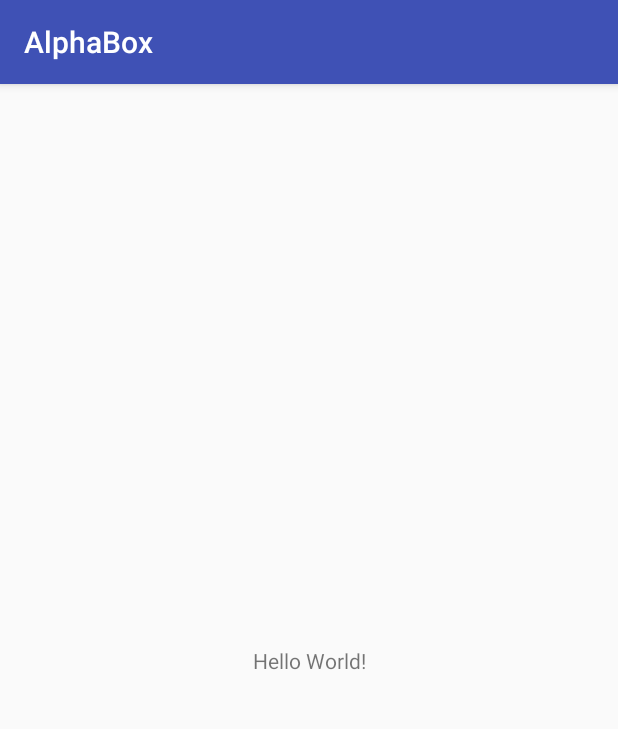
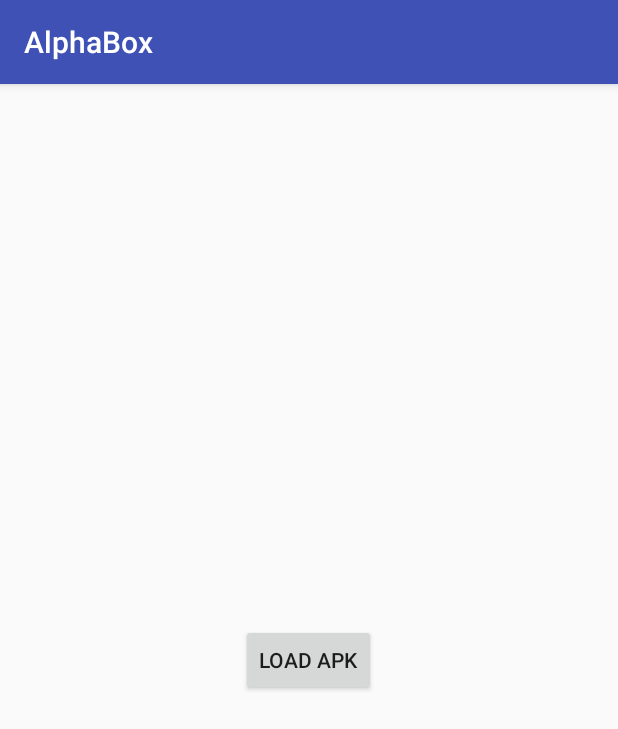
Before and after one commit to ogiba/AlphaBox, an Android app: the screen it shows after launch (MainActivity), on a phone screen of 412 x 824 dp. Shown: the top 729 px of the screen. Run offline under Robolectric (Android 15) with nearby library versions, the phone set to English and light mode, and no system bars.

Commit message:
Created presenter and interfaces for MainActivity

```diff
--- /dev/null
+++ b/app/src/main/java/pl/alphabox/IMainPresenter.java
@@ -0,0 +1,8 @@
+package pl.alphabox;
+
+/**
+ * Created by ogiba on 29.06.2017.
+ */
+
+public interface IMainPresenter {
+}
--- /dev/null
+++ b/app/src/main/java/pl/alphabox/IMainView.java
@@ -0,0 +1,8 @@
+package pl.alphabox;
+
+/**
+ * Created by ogiba on 29.06.2017.
+ */
+
+public interface IMainView {
+}
--- a/app/src/main/java/pl/alphabox/MainActivity.java
+++ b/app/src/main/java/pl/alphabox/MainActivity.java
@@ -1,13 +1,19 @@
 package pl.alphabox;
 
-import android.support.v7.app.AppCompatActivity;
-import android.os.Bundle;
+        import android.support.v7.app.AppCompatActivity;
+        import android.os.Bundle;
 
-public class MainActivity extends AppCompatActivity {
+public class MainActivity extends AppCompatActivity implements IMainView{
+
+    private  IMainPresenter presenter;
 
     @Override
     protected void onCreate(Bundle savedInstanceState) {
         super.onCreate(savedInstanceState);
         setContentView(R.layout.activity_main);
     }
+
+    private void setupPresenter(){
+        presenter = new MainPresenter(this);
+    }
 }
--- /dev/null
+++ b/app/src/main/java/pl/alphabox/MainPresenter.java
@@ -0,0 +1,13 @@
+package pl.alphabox;
+
+/**
+ * Created by ogiba on 29.06.2017.
+ */
+
+public class MainPresenter implements IMainPresenter {
+    private IMainView mainView;
+
+    public MainPresenter(IMainView mainView) {
+        this.mainView = mainView;
+    }
+}
--- a/app/src/main/res/layout/activity_main.xml
+++ b/app/src/main/res/layout/activity_main.xml
@@ -1,18 +1,15 @@
 <?xml version="1.0" encoding="utf-8"?>
-<android.support.constraint.ConstraintLayout xmlns:android="http://schemas.android.com/apk/res/android"
+<LinearLayout xmlns:android="http://schemas.android.com/apk/res/android"
     xmlns:app="http://schemas.android.com/apk/res-auto"
     xmlns:tools="http://schemas.android.com/tools"
     android:layout_width="match_parent"
     android:layout_height="match_parent"
-    tools:context="pl.alphabox.MainActivity">
+    tools:context="pl.alphabox.MainActivity"
+    android:gravity="center">
 
-    <TextView
+    <Button
+        android:id="@+id/btn_load_apk"
+        android:text="Load APK"
         android:layout_width="wrap_content"
-        android:layout_height="wrap_content"
-        android:text="Hello World!"
-        app:layout_constraintBottom_toBottomOf="parent"
-        app:layout_constraintLeft_toLeftOf="parent"
-        app:layout_constraintRight_toRightOf="parent"
-        app:layout_constraintTop_toTopOf="parent" />
-
-</android.support.constraint.ConstraintLayout>
+        android:layout_height="wrap_content" />
+</LinearLayout>
```
